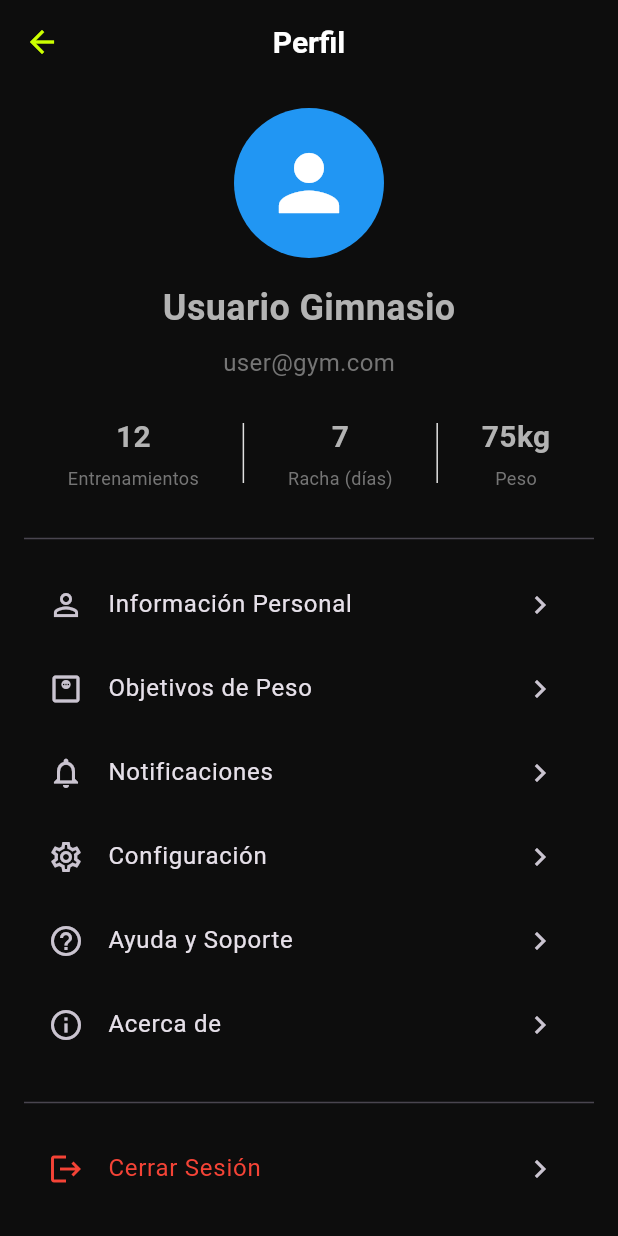
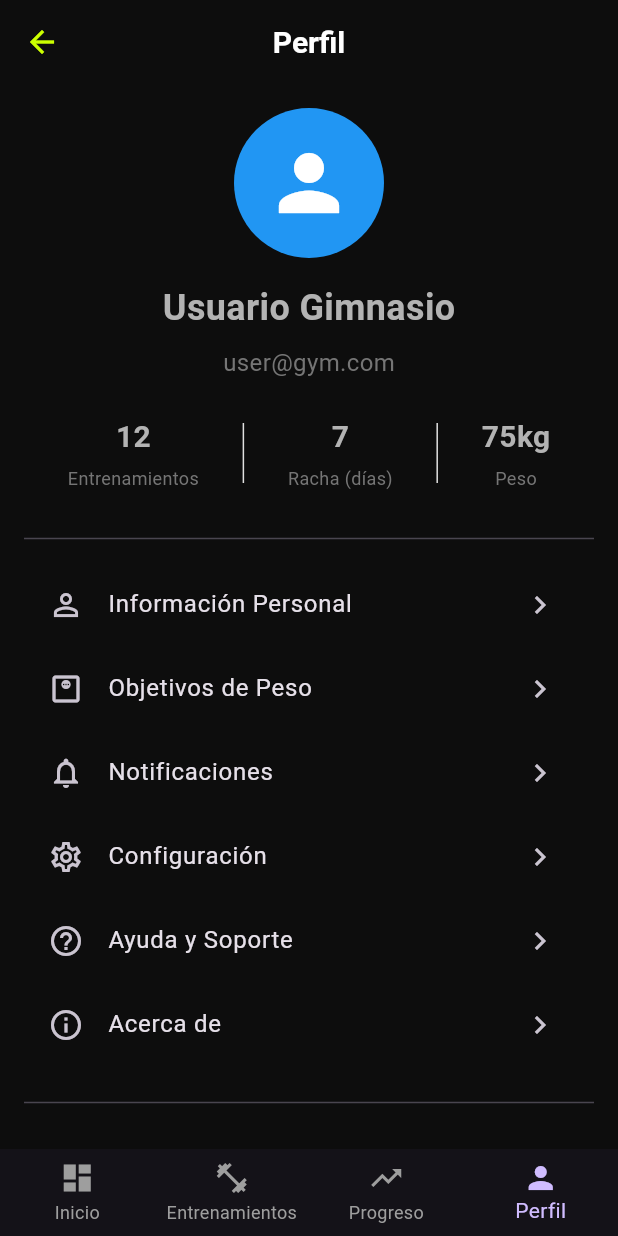
Before and after one commit to loly2603/gymtrack, a Flutter app: the ProfileScreen screen opened by its route, on a phone screen of 412 x 824 dp. Run offline on Flutter 3.47's test engine with Material 3 defaults, Android fonts, the phone set to English and light mode, and no system bars; accounts and stored records are empty.

Commit message:
feat: agregar BottomNavigationBar a todas las pantallas principales - Crear widget reutilizable BottomNavBar - Agregar navegación entre Dashboard, Workouts, Progress y Profile - Todos los errores compilables resueltos - Proyecto listo para despliegue

```diff
--- /dev/null
+++ b/lib/widgets/bottom_nav_bar.dart
@@ -0,0 +1,41 @@
+import 'package:flutter/material.dart';
+
+class BottomNavBar extends StatelessWidget {
+  final int currentIndex;
+  final Function(int) onTap;
+
+  const BottomNavBar({
+    super.key,
+    required this.currentIndex,
+    required this.onTap,
+  });
+
+  @override
+  Widget build(BuildContext context) {
+    return BottomNavigationBar(
+      currentIndex: currentIndex,
+      onTap: onTap,
+      type: BottomNavigationBarType.fixed,
+      selectedItemColor: Theme.of(context).colorScheme.primary,
+      unselectedItemColor: Colors.grey,
+      items: const [
+        BottomNavigationBarItem(
+          icon: Icon(Icons.dashboard),
+          label: 'Inicio',
+        ),
+        BottomNavigationBarItem(
+          icon: Icon(Icons.fitness_center),
+          label: 'Entrenamientos',
+        ),
+        BottomNavigationBarItem(
+          icon: Icon(Icons.trending_up),
+          label: 'Progreso',
+        ),
+        BottomNavigationBarItem(
+          icon: Icon(Icons.person),
+          label: 'Perfil',
+        ),
+      ],
+    );
+  }
+}
```
Also changed, not shown: lib/screens/profile_screen.dart (+20 -0 lines).
